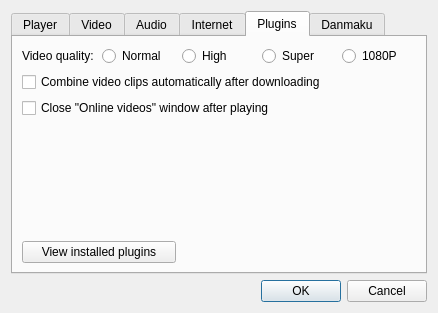
Before: the Qt Designer form src/settingsdialog.ui in coslyk/moonplayer, drawn with Qt 5.
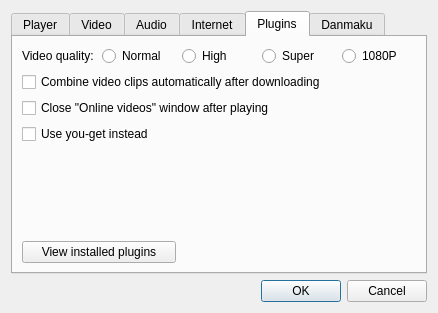
After: the same form once the commit is applied. The open tabs and pages were chosen to show the change.

```diff
--- a/src/settingsdialog.ui
+++ b/src/settingsdialog.ui
@@ -430,7 +430,7 @@
          </property>
         </widget>
        </item>
-       <item row="3" column="0">
+       <item row="4" column="0">
         <spacer name="verticalSpacer">
          <property name="orientation">
           <enum>Qt::Vertical</enum>
@@ -443,7 +443,7 @@
          </property>
         </spacer>
        </item>
-       <item row="4" column="0" colspan="2">
+       <item row="5" column="0" colspan="2">
         <widget class="QPushButton" name="viewPluginsButton">
          <property name="text">
           <string>View installed plugins</string>
@@ -471,6 +471,13 @@
          </property>
         </widget>
        </item>
+       <item row="3" column="0" colspan="5">
+        <widget class="QCheckBox" name="yougetCheckBox">
+         <property name="text">
+          <string>Use you-get instead</string>
+         </property>
+        </widget>
+       </item>
       </layout>
      </widget>
      <widget class="QWidget" name="danmakuTab">
```
